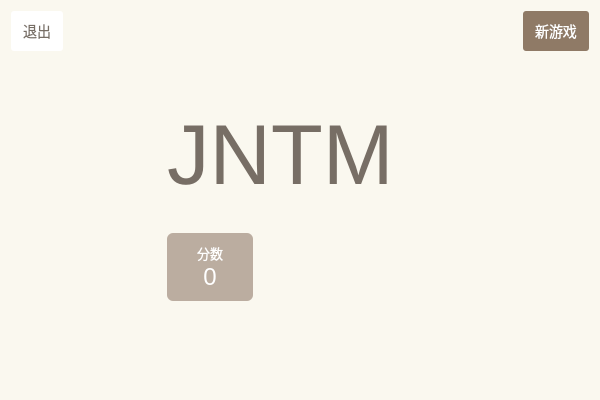
Above: mainwindow.ui from ZKLlab/cxk-2048-cpp before the change. Below: the same form after it.
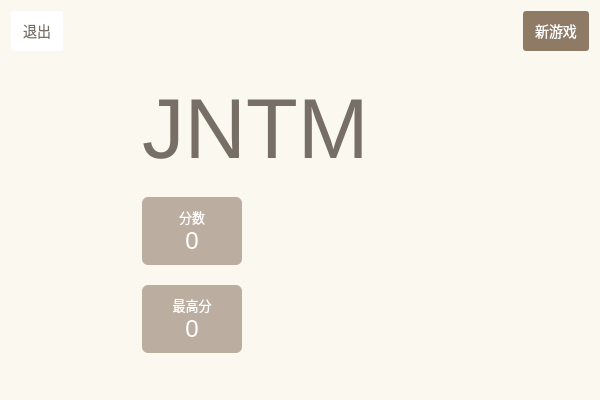
That is the form after the change.

```diff
--- a/mainwindow.ui
+++ b/mainwindow.ui
@@ -142,10 +142,10 @@
        <widget class="QWidget" name="gameInfo" native="true">
         <layout class="QVBoxLayout" name="verticalLayout_3">
          <property name="spacing">
-          <number>30</number>
+          <number>20</number>
          </property>
          <property name="rightMargin">
-          <number>50</number>
+          <number>100</number>
          </property>
          <item>
           <widget class="QLabel" name="title">
@@ -173,6 +173,12 @@
              <verstretch>0</verstretch>
             </sizepolicy>
            </property>
+           <property name="minimumSize">
+            <size>
+             <width>100</width>
+             <height>0</height>
+            </size>
+           </property>
            <property name="styleSheet">
             <string notr="true">background: #bbada0;
 color: white;
@@ -184,13 +190,13 @@
              <number>0</number>
             </property>
             <property name="leftMargin">
-             <number>30</number>
+             <number>20</number>
             </property>
             <property name="topMargin">
              <number>10</number>
             </property>
             <property name="rightMargin">
-             <number>30</number>
+             <number>20</number>
             </property>
             <property name="bottomMargin">
              <number>10</number>
@@ -236,6 +242,83 @@
            </layout>
           </widget>
          </item>
+         <item>
+          <widget class="QWidget" name="scoreboard_2" native="true">
+           <property name="sizePolicy">
+            <sizepolicy hsizetype="Fixed" vsizetype="Fixed">
+             <horstretch>0</horstretch>
+             <verstretch>0</verstretch>
+            </sizepolicy>
+           </property>
+           <property name="minimumSize">
+            <size>
+             <width>100</width>
+             <height>0</height>
+            </size>
+           </property>
+           <property name="styleSheet">
+            <string notr="true">background: #bbada0;
+color: white;
+border: none;
+border-radius: 6px;</string>
+           </property>
+           <layout class="QVBoxLayout" name="verticalLayout_5">
+            <property name="spacing">
+             <number>0</number>
+            </property>
+            <property name="leftMargin">
+             <number>20</number>
+            </property>
+            <property name="topMargin">
+             <number>10</number>
+            </property>
+            <property name="rightMargin">
+             <number>20</number>
+            </property>
+            <property name="bottomMargin">
+             <number>10</number>
+            </property>
+            <item>
+             <widget class="QLabel" name="bestScoreLabel">
+              <property name="sizePolicy">
+               <sizepolicy hsizetype="Preferred" vsizetype="Fixed">
+                <horstretch>0</horstretch>
+                <verstretch>0</verstretch>
+               </sizepolicy>
+              </property>
+              <property name="styleSheet">
+               <string notr="true">font-size: 13px;</string>
+              </property>
+              <property name="text">
+               <string>最高分</string>
+              </property>
+              <property name="alignment">
+               <set>Qt::AlignCenter</set>
+              </property>
+             </widget>
+            </item>
+            <item>
+             <widget class="QLabel" name="bestScore">
+              <property name="sizePolicy">
+               <sizepolicy hsizetype="Preferred" vsizetype="Fixed">
+                <horstretch>0</horstretch>
+                <verstretch>0</verstretch>
+               </sizepolicy>
+              </property>
+              <property name="styleSheet">
+               <string notr="true">font-size: 24px;</string>
+              </property>
+              <property name="text">
+               <string>0</string>
+              </property>
+              <property name="alignment">
+               <set>Qt::AlignCenter</set>
+              </property>
+             </widget>
+            </item>
+           </layout>
+          </widget>
+         </item>
          <item>
           <spacer name="verticalSpacer_2">
            <property name="orientation">
```
Left out of the diff: 2 changed lines with no effect on the pictures.
